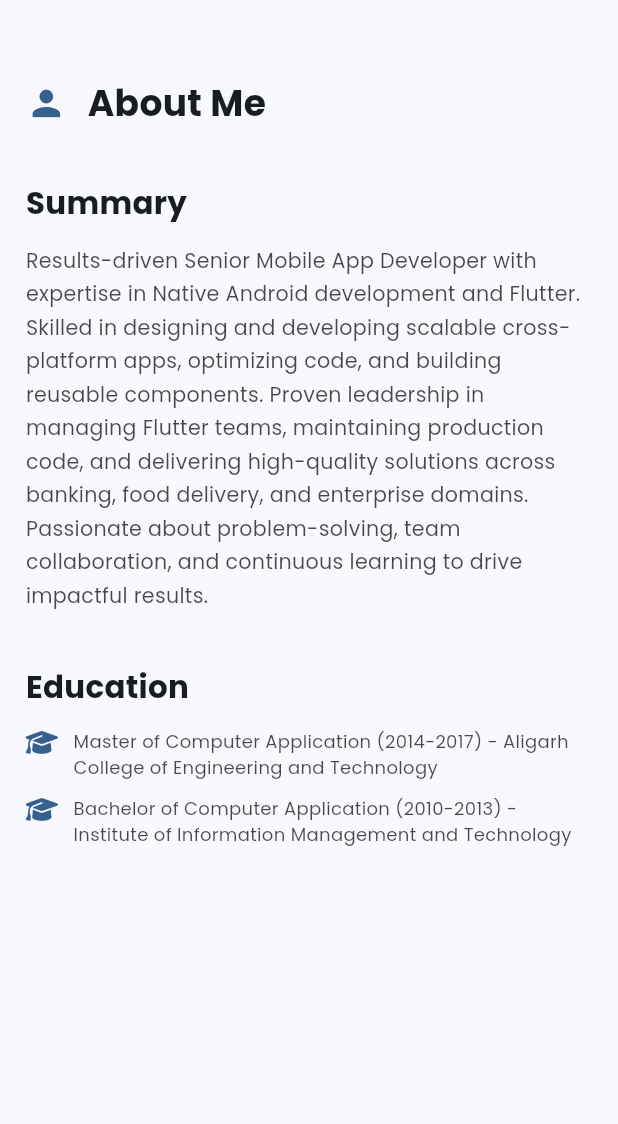
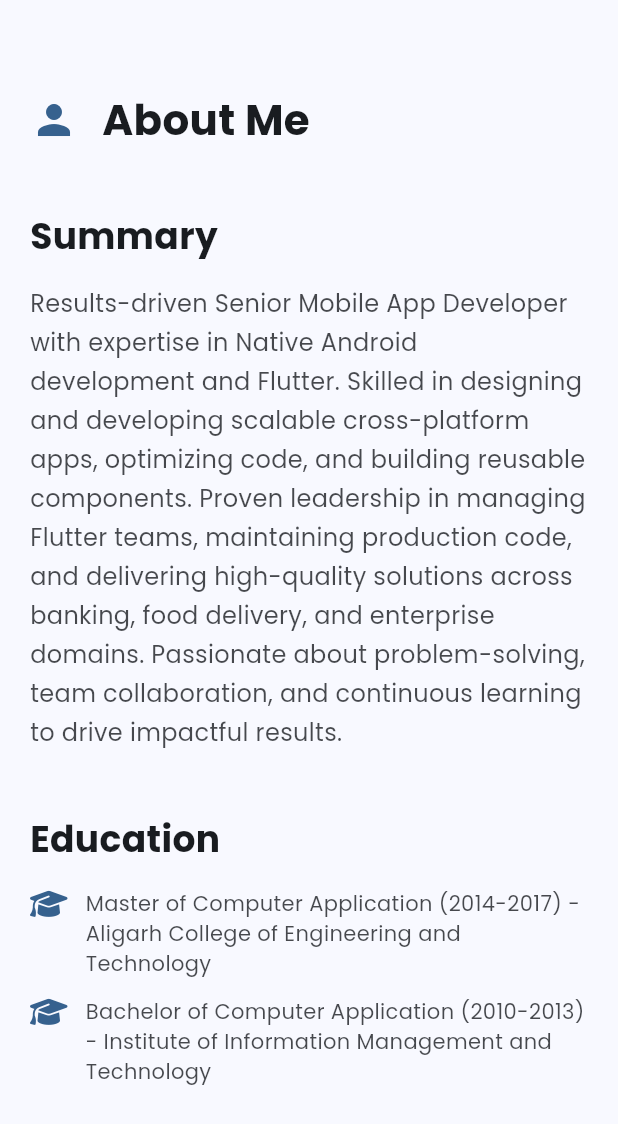
Before and after one commit to madhurDroiddev/madhur-jain-portfolio, a Flutter app: the AboutSection widget shown alone on an empty page, opened directly, on a phone screen of 412 x 824 dp. Shown: the top 1124 px of the screen. Run offline on Flutter 3.47's test engine with Material 3 defaults, Android fonts, the phone set to English and light mode, and no system bars; our stand-ins replace font_awesome_flutter, shared_preferences; accounts and stored records are empty.

Commit message:
Fix: Resolve Flutter build issues - add const constructors, remove responsive_framework, downgrade font_awesome_flutter

```diff
--- a/lib/models/portfolio_data.dart
+++ b/lib/models/portfolio_data.dart
@@ -5,7 +5,7 @@ class Experience {
   final String description;
   final List<String> achievements;
 
-  Experience({
+  const Experience({
     required this.company,
     required this.position,
     required this.duration,
@@ -19,7 +19,7 @@ class Skill {
   final String category;
   final double proficiency;
 
-  Skill({
+  const Skill({
     required this.name,
     required this.category,
     required this.proficiency,
@@ -32,7 +32,7 @@ class Project {
   final String technology;
   final String? link;
 
-  Project({
+  const Project({
     required this.name,
     required this.description,
     required this.technology,
--- a/lib/widgets/about_section.dart
+++ b/lib/widgets/about_section.dart
@@ -1,5 +1,4 @@
 import 'package:flutter/material.dart';
-import 'package:responsive_framework/responsive_framework.dart';
 import 'package:font_awesome_flutter/font_awesome_flutter.dart';
 import '../models/portfolio_data.dart';
 
@@ -8,8 +7,9 @@ class AboutSection extends StatelessWidget {
 
   @override
   Widget build(BuildContext context) {
-    final isDesktop = ResponsiveWrapper.of(context).isDesktop;
-    final isTablet = ResponsiveWrapper.of(context).isTablet;
+    final screenWidth = MediaQuery.of(context).size.width;
+    final isDesktop = screenWidth > 1200;
+    final isTablet = screenWidth > 768 && screenWidth <= 1200;
 
     return Container(
       width: double.infinity,
--- a/lib/widgets/contact_section.dart
+++ b/lib/widgets/contact_section.dart
@@ -1,5 +1,4 @@
 import 'package:flutter/material.dart';
-import 'package:responsive_framework/responsive_framework.dart';
 import 'package:url_launcher/url_launcher.dart';
 import 'package:font_awesome_flutter/font_awesome_flutter.dart';
 import '../models/portfolio_data.dart';
@@ -9,8 +8,9 @@ class ContactSection extends StatelessWidget {
 
   @override
   Widget build(BuildContext context) {
-    final isDesktop = ResponsiveWrapper.of(context).isDesktop;
-    final isTablet = ResponsiveWrapper.of(context).isTablet;
+    final screenWidth = MediaQuery.of(context).size.width;
+    final isDesktop = screenWidth > 1200;
+    final isTablet = screenWidth > 768 && screenWidth <= 1200;
 
     return Container(
       width: double.infinity,
--- a/lib/widgets/experience_section.dart
+++ b/lib/widgets/experience_section.dart
@@ -1,5 +1,4 @@
 import 'package:flutter/material.dart';
-import 'package:responsive_framework/responsive_framework.dart';
 import 'package:font_awesome_flutter/font_awesome_flutter.dart';
 import '../models/portfolio_data.dart';
 
@@ -8,8 +7,9 @@ class ExperienceSection extends StatelessWidget {
 
   @override
   Widget build(BuildContext context) {
-    final isDesktop = ResponsiveWrapper.of(context).isDesktop;
-    final isTablet = ResponsiveWrapper.of(context).isTablet;
+    final screenWidth = MediaQuery.of(context).size.width;
+    final isDesktop = screenWidth > 1200;
+    final isTablet = screenWidth > 768 && screenWidth <= 1200;
 
     return Container(
       width: double.infinity,
--- a/lib/widgets/footer_widget.dart
+++ b/lib/widgets/footer_widget.dart
@@ -1,5 +1,4 @@
 import 'package:flutter/material.dart';
-import 'package:responsive_framework/responsive_framework.dart';
 import 'package:font_awesome_flutter/font_awesome_flutter.dart';
 
 class FooterWidget extends StatelessWidget {
@@ -7,7 +6,8 @@ class FooterWidget extends StatelessWidget {
 
   @override
   Widget build(BuildContext context) {
-    final isDesktop = ResponsiveWrapper.of(context).isDesktop;
+    final screenWidth = MediaQuery.of(context).size.width;
+    final isDesktop = screenWidth > 1200;
 
     return Container(
       width: double.infinity,
--- a/lib/widgets/projects_section.dart
+++ b/lib/widgets/projects_section.dart
@@ -1,5 +1,4 @@
 import 'package:flutter/material.dart';
-import 'package:responsive_framework/responsive_framework.dart';
 import '../models/portfolio_data.dart';
 
 class ProjectsSection extends StatelessWidget {
@@ -7,8 +6,9 @@ class ProjectsSection extends StatelessWidget {
 
   @override
   Widget build(BuildContext context) {
-    final isDesktop = ResponsiveWrapper.of(context).isDesktop;
-    final isTablet = ResponsiveWrapper.of(context).isTablet;
+    final screenWidth = MediaQuery.of(context).size.width;
+    final isDesktop = screenWidth > 1200;
+    final isTablet = screenWidth > 768 && screenWidth <= 1200;
 
     return Container(
       width: double.infinity,
--- a/lib/widgets/skills_section.dart
+++ b/lib/widgets/skills_section.dart
@@ -1,5 +1,4 @@
 import 'package:flutter/material.dart';
-import 'package:responsive_framework/responsive_framework.dart';
 import '../models/portfolio_data.dart';
 
 class SkillsSection extends StatelessWidget {
@@ -7,8 +6,9 @@ class SkillsSection extends StatelessWidget {
 
   @override
   Widget build(BuildContext context) {
-    final isDesktop = ResponsiveWrapper.of(context).isDesktop;
-    final isTablet = ResponsiveWrapper.of(context).isTablet;
+    final screenWidth = MediaQuery.of(context).size.width;
+    final isDesktop = screenWidth > 1200;
+    final isTablet = screenWidth > 768 && screenWidth <= 1200;
 
     // Group skills by category
     final skillCategories = <String, List<dynamic>>{};
--- a/pubspec.yaml
+++ b/pubspec.yaml
@@ -15,7 +15,7 @@ dependencies:
     sdk: flutter
 
   # UI & Icons
-  font_awesome_flutter: ^10.6.0
+  font_awesome_flutter: ^10.4.0
   flutter_svg: ^2.0.9
 
   # Navigation
@@ -40,7 +40,7 @@ dependencies:
   device_info_plus: ^9.1.1
 
   # Responsive Design
-  responsive_framework: ^1.1.0
+  # responsive_framework: ^1.1.0  # Removed due to compatibility issues
 
 dev_dependencies:
   flutter_test:
```
Also changed, not shown: lib/main.dart (+0 -14 lines), lib/screens/home_screen.dart (+4 -4 lines), lib/widgets/header_widget.dart (+4 -4 lines).
